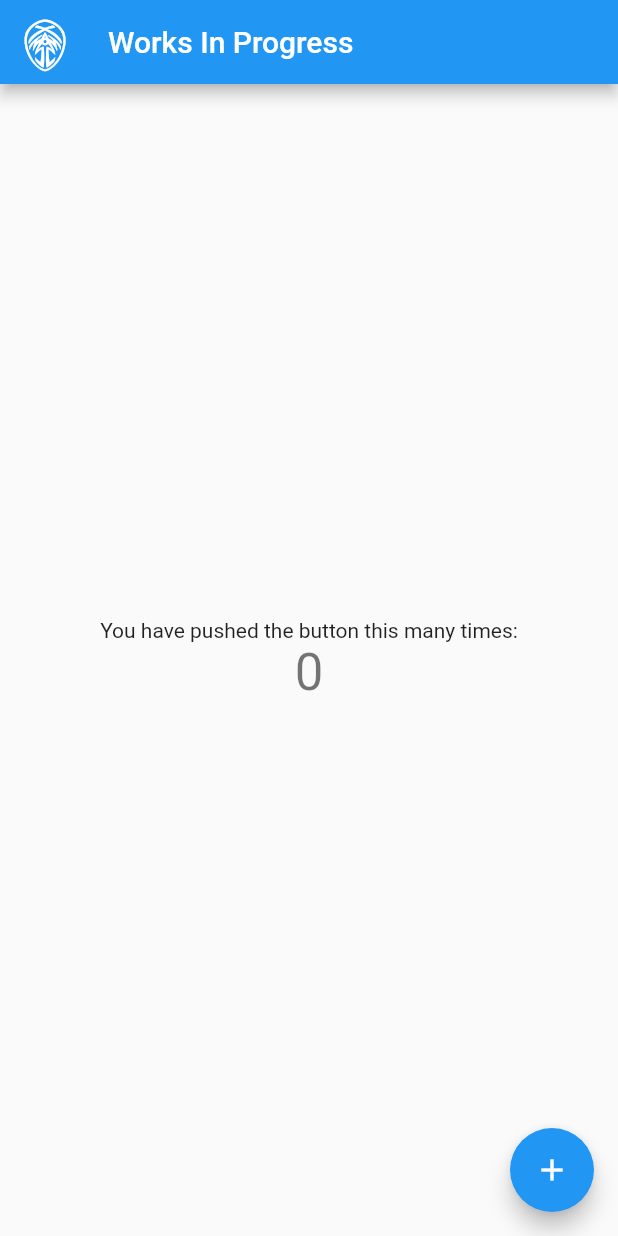
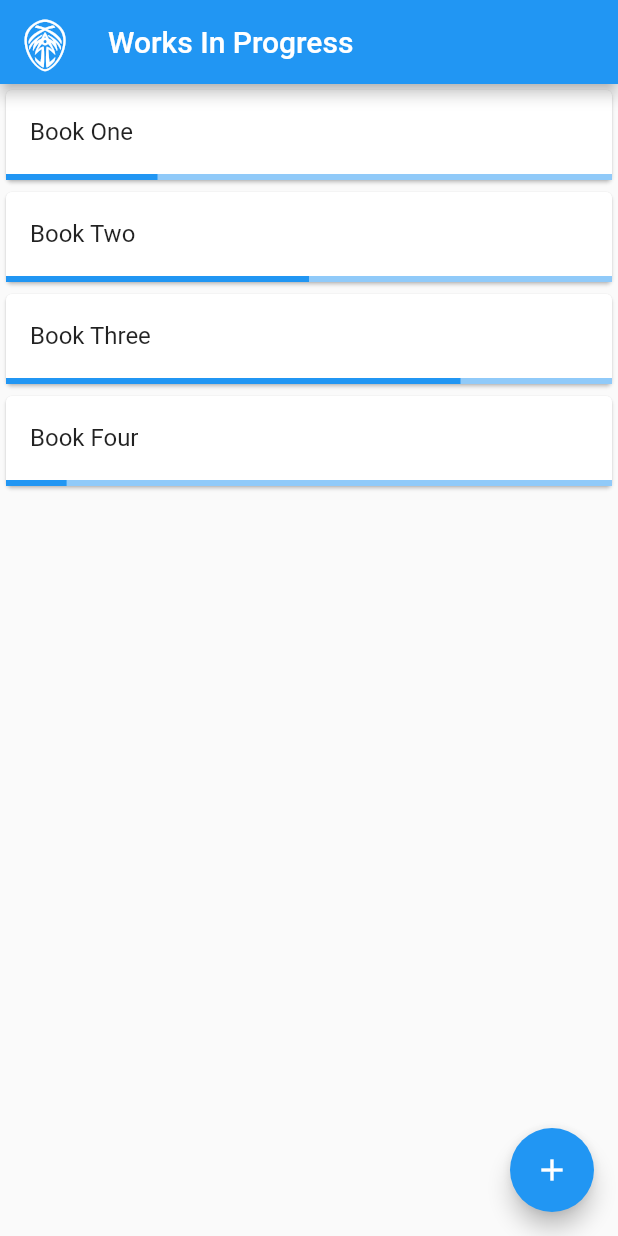
Before and after one commit to Rhionin/Stormwatch, a Flutter app: the screen it shows after launch, on a phone screen of 412 x 824 dp. Run offline on Flutter 3.47's test engine with Material 2 defaults, Android fonts, the phone set to English and light mode, and no system bars.

Commit message:
Add mock progress bar cards

```diff
--- a/lib/main.dart
+++ b/lib/main.dart
@@ -71,8 +71,8 @@ class _WorksInProgressPageState extends State<WorksInProgressPage> {
     return Scaffold(
       appBar: AppBar(
         leading: Icon(
-            StormWatchIcons.bridge_four,
-            size: 60,
+          StormWatchIcons.bridge_four,
+          size: 60,
         ),
         // Here we take the value from the MyHomePage object that was created by
         // the App.build method, and use it to set our appbar title.
@@ -96,15 +96,32 @@ class _WorksInProgressPageState extends State<WorksInProgressPage> {
           // center the children vertically; the main axis here is the vertical
           // axis because Columns are vertical (the cross axis would be
           // horizontal).
-          mainAxisAlignment: MainAxisAlignment.center,
+//          mainAxisAlignment: MainAxisAlignment.center,
           children: <Widget>[
-            Text(
-              'You have pushed the button this many times:',
-            ),
-            Text(
-              '$_counter',
-              style: Theme.of(context).textTheme.display1,
-            ),
+            Card(child: Column(
+              children: <Widget>[
+                ListTile(title: Text('Book One')),
+                LinearProgressIndicator(value: .25),
+              ],
+            )),
+            Card(child: Column(
+              children: <Widget>[
+                ListTile(title: Text('Book Two')),
+                LinearProgressIndicator(value: .5),
+              ],
+            )),
+            Card(child: Column(
+              children: <Widget>[
+                ListTile(title: Text('Book Three')),
+                LinearProgressIndicator(value: .75),
+              ],
+            )),
+            Card(child: Column(
+              children: <Widget>[
+                ListTile(title: Text('Book Four')),
+                LinearProgressIndicator(value: .1),
+              ],
+            )),
           ],
         ),
       ),
```
